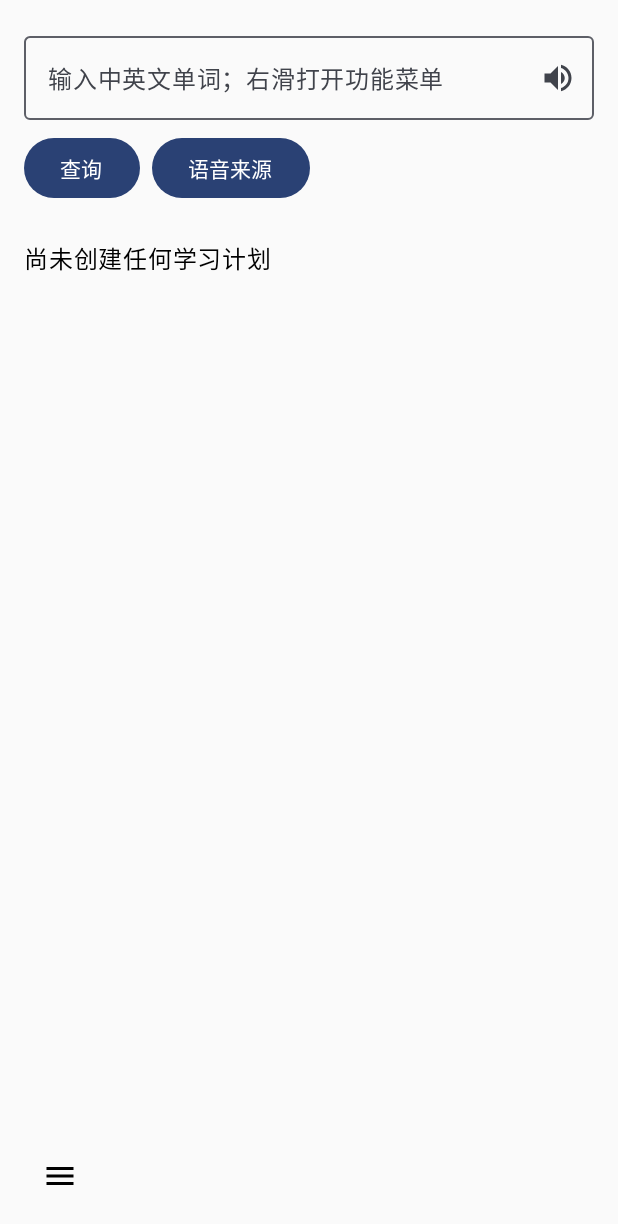
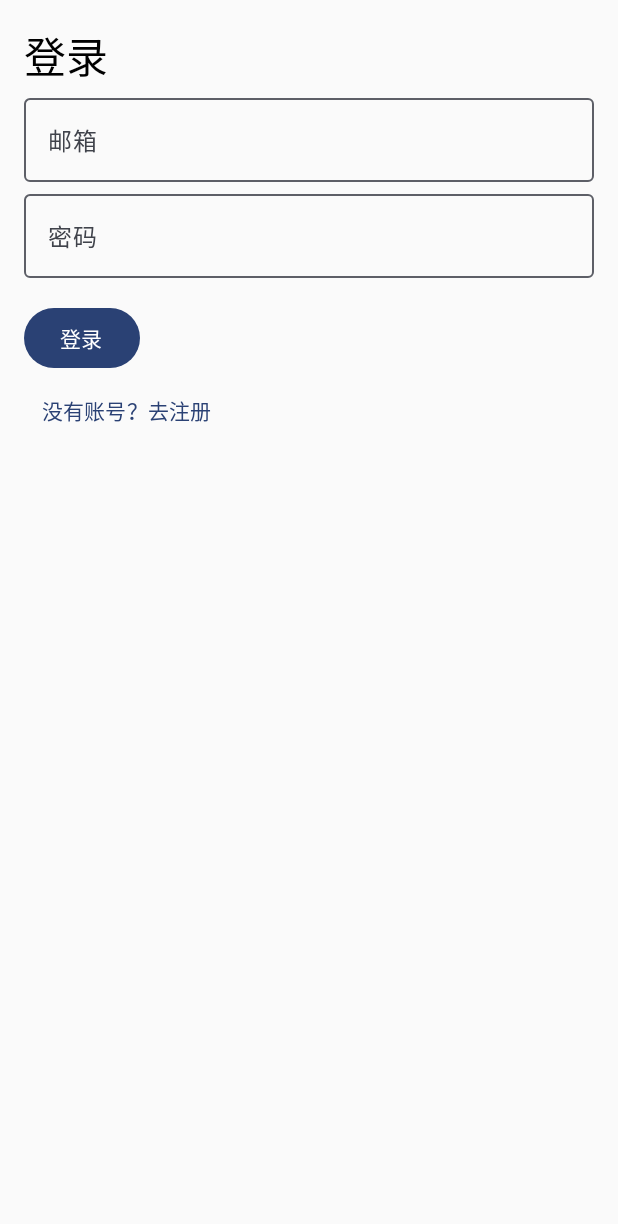
Before and after one commit to Rockyisnoteasy/LearnIELTS, an Android app built with Jetpack Compose: the screen it shows after launch (MainActivity), on a phone screen of 412 x 824 dp. Shown: the top 1224 px of the screen. Run offline under Robolectric (Android 15) with nearby library versions, the phone set to English and light mode, and no system bars; our stand-ins replace Room's generated code; 1 statement that could not run was skipped.

Commit message:
修复无法登录BUG

```diff
--- a/app/src/main/java/com/example/learnielts/MainActivity.kt
+++ b/app/src/main/java/com/example/learnielts/MainActivity.kt
@@ -59,6 +59,9 @@ import com.example.learnielts.ui.screen.MeaningToWordSelectSetup
 import com.example.learnielts.ui.screen.WordToMeaningSelect
 import com.example.learnielts.ui.screen.WordToMeaningSelectSetup
 import com.example.learnielts.ui.screen.WordToMeaningSelect
+import com.example.learnielts.viewmodel.AuthViewModel
+import androidx.lifecycle.viewmodel.compose.viewModel
+import com.example.learnielts.ui.screen.LoginScreen
 
 
 enum class DrawerLevel {
@@ -75,7 +78,7 @@ enum class DrawerLevel {
     PLAN_MEANING_SELECT,
     PLAN_SELF_MEANING_SELECT,
     PLAN_WORD_MEANING_SELECT,
-    PLAN_SELF_WORD_MEANING_SELECT,
+    PLAN_SELF_WORD_MEANING_SELECT
 }
 
 class MainActivity : ComponentActivity() {
@@ -86,7 +89,7 @@ class MainActivity : ComponentActivity() {
 
         setContent {
             LearnIELTSTheme {
-                AppContent(viewModel = viewModel) // 改为使用 AppContent
+                AppRoot()  // ✅ 这是你刚刚写的封装了登录判断的根函数
             }
         }
     }
@@ -133,6 +136,25 @@ fun DictionaryScreen(
 
 
 @Composable
+fun AppRoot() {
+    val authViewModel: AuthViewModel = viewModel()
+    val dictionaryViewModel: DictionaryViewModel = viewModel()
+
+    val profile by authViewModel.profile.collectAsState()
+    var showLogin by remember { mutableStateOf(profile == null) }
+
+    if (showLogin) {
+        LoginScreen(viewModel = authViewModel) {
+            showLogin = false
+        }
+    } else {
+        AppContent(viewModel = dictionaryViewModel)
+    }
+}
+
+
+
+@Composable
 fun AppContent(viewModel: DictionaryViewModel) {
     val drawerState = rememberDrawerState(initialValue = DrawerValue.Closed)
     val scope = rememberCoroutineScope()
@@ -162,10 +184,6 @@ fun AppContent(viewModel: DictionaryViewModel) {
     var meaningSelectScreenState by remember { mutableStateOf("setup") }
     var showWordToMeaningSelect by remember { mutableStateOf(false) }
     var wordToMeaningSelectScreenState by remember { mutableStateOf("setup") }
-
-
-
-
 
     // 自动重置菜单状态
     LaunchedEffect(drawerState.isOpen) {
@@ -215,7 +233,6 @@ fun AppContent(viewModel: DictionaryViewModel) {
                         DrawerText("选择填词") {
                             drawerLevel = DrawerLevel.PLAN_CHINESE_MENU_SELECT
                         }
-
 
                         DrawerText("拼写填词") {
                             drawerLevel = DrawerLevel.PLAN_CHINESE_MENU_SPELL
--- /dev/null
+++ b/app/src/main/java/com/example/learnielts/ui/screen/LoginScreen.kt
@@ -0,0 +1,58 @@
+
+package com.example.learnielts.ui.screen
+
+import androidx.compose.foundation.layout.*
+import androidx.compose.material3.*
+import androidx.compose.runtime.*
+import androidx.compose.ui.Modifier
+import androidx.compose.ui.unit.dp
+import com.example.learnielts.viewmodel.AuthViewModel
+
+
+@Composable
+fun LoginScreen(viewModel: AuthViewModel, onLoginSuccess: () -> Unit) {
+    var email by remember { mutableStateOf("") }
+    var password by remember { mutableStateOf("") }
+    var isLoginMode by remember { mutableStateOf(true) }  // ✅ 登录 / 注册 切换
+    val profile by viewModel.profile.collectAsState()
+
+    Column(modifier = Modifier.padding(16.dp)) {
+        Text(if (isLoginMode) "登录" else "注册", style = MaterialTheme.typography.headlineMedium)
+
+        OutlinedTextField(
+            value = email,
+            onValueChange = { email = it },
+            label = { Text("邮箱") },
+            modifier = Modifier.fillMaxWidth()
+        )
+
+        OutlinedTextField(
+            value = password,
+            onValueChange = { password = it },
+            label = { Text("密码") },
+            modifier = Modifier.fillMaxWidth()
+        )
+
+        Button(
+            onClick = {
+                if (isLoginMode) {
+                    viewModel.login(email, password)
+                } else {
+                    viewModel.register(email, password)
+                }
+            },
+            modifier = Modifier.padding(top = 16.dp)
+        ) {
+            Text(if (isLoginMode) "登录" else "注册")
+        }
+
+        TextButton(onClick = { isLoginMode = !isLoginMode }) {
+            Text(if (isLoginMode) "没有账号？去注册" else "已有账号？去登录")
+        }
+
+        profile?.let {
+            Text("欢迎，${it.email}")
+            onLoginSuccess()
+        }
+    }
+}
```
Also changed, not shown: app/build.gradle.kts (+7 -0 lines), app/src/main/java/com/example/learnielts/data/model/User.kt (added, +21 -0 lines), app/src/main/java/com/example/learnielts/data/remote/ApiClient.kt (added, +16 -0 lines), app/src/main/java/com/example/learnielts/data/remote/AuthService.kt (added, +27 -0 lines), app/src/main/java/com/example/learnielts/viewmodel/AuthViewModel.kt (added, +91 -0 lines).
